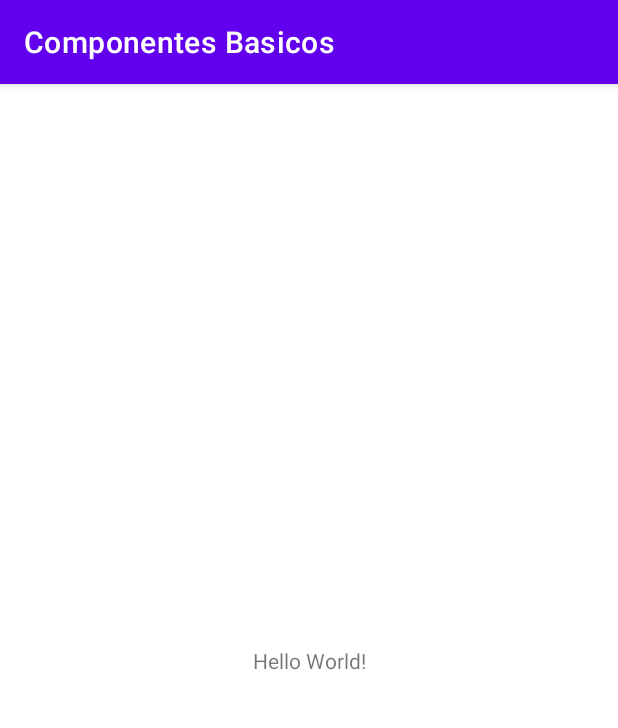
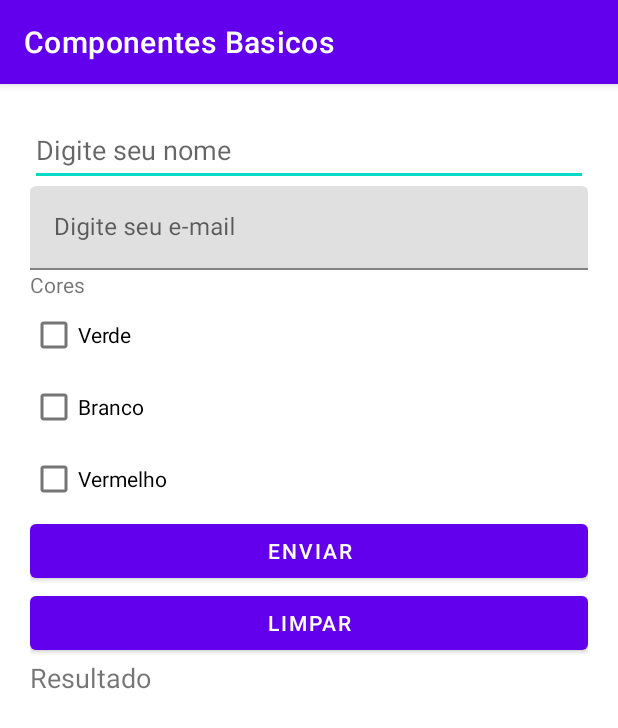
Before and after one commit to paulorabelo/basic-components, an Android app: the screen it shows after launch (MainActivity), on a phone screen of 412 x 824 dp. Shown: the top 728 px of the screen. Run offline under Robolectric (Android 15) with nearby library versions, the phone set to English and light mode, and no system bars.

Commit message:
Adicionado componentes básicos como caixa de texto, e-mail, check-boxes e botões enviar e limpar configurados para retornar valor digitado

```diff
--- a/app/src/main/java/br/com/mrgsoft/componentesbasicos/MainActivity.java
+++ b/app/src/main/java/br/com/mrgsoft/componentesbasicos/MainActivity.java
@@ -3,12 +3,75 @@ package br.com.mrgsoft.componentesbasicos;
 import androidx.appcompat.app.AppCompatActivity;
 
 import android.os.Bundle;
+import android.view.TextureView;
+import android.view.View;
+import android.widget.CheckBox;
+import android.widget.EditText;
+import android.widget.TextView;
+
+import com.google.android.material.textfield.TextInputEditText;
 
 public class MainActivity extends AppCompatActivity {
+
+    private EditText campoNome;
+    private TextInputEditText campoEmail;
+    private TextView textoResultado;
+
+    private CheckBox checkVerde, checkBranco, checkVermelho;
 
     @Override
     protected void onCreate(Bundle savedInstanceState) {
         super.onCreate(savedInstanceState);
         setContentView(R.layout.activity_main);
+
+        //Campo nome e e-mail
+        campoNome       = findViewById(R.id.editNome);
+        campoEmail      = findViewById(R.id.editEmail);
+        textoResultado  = findViewById(R.id.textResultado);
+
+        //Checkbox
+        checkVerde      = findViewById(R.id.checkVerde);
+        checkBranco     = findViewById(R.id.checkBranco);
+        checkVermelho   = findViewById(R.id.checkVermelho);
+
+    }
+    public void nomeEmail(){
+
+        String nome = campoNome.getText().toString();
+        String email = campoEmail.getText().toString();
+        textoResultado.setText( "nome: " + nome +" email: " + email);
+    }
+
+    public void checkbox(){
+
+        String texto = "";
+        if ( checkVerde.isChecked() ){
+            String corSelecionada = checkVerde.getText().toString();//Recuperando a cor do botão
+            texto = corSelecionada + " Selecionado - ";
+        }
+        if ( checkBranco.isChecked() ){
+            texto = texto + "Branco Selecionado - ";
+        }
+        if ( checkVermelho.isChecked() ){
+            texto = texto + "Vermelho Selecionado";
+        }
+
+        textoResultado.setText( texto );
+
+    }
+
+    public void enviar(View view){
+
+        checkbox();
+
+//        nomeEmail();
+
+    }
+
+    public void limpar(View view){
+
+        campoNome.setText("");
+        campoEmail.setText("");
+
     }
 }
--- a/app/src/main/res/layout/activity_main.xml
+++ b/app/src/main/res/layout/activity_main.xml
@@ -1,18 +1,77 @@
 <?xml version="1.0" encoding="utf-8"?>
-<androidx.constraintlayout.widget.ConstraintLayout xmlns:android="http://schemas.android.com/apk/res/android"
+<LinearLayout xmlns:android="http://schemas.android.com/apk/res/android"
     xmlns:app="http://schemas.android.com/apk/res-auto"
     xmlns:tools="http://schemas.android.com/tools"
     android:layout_width="match_parent"
     android:layout_height="match_parent"
+    android:orientation="vertical"
+    android:padding="20dp"
     tools:context=".MainActivity">
 
+    <EditText
+        android:id="@+id/editNome"
+        android:layout_width="match_parent"
+        android:layout_height="wrap_content"
+        android:ems="10"
+        android:hint="Digite seu nome"
+        android:inputType="textPersonName"
+        android:minHeight="48dp" />
+
+    <com.google.android.material.textfield.TextInputLayout
+        android:layout_width="match_parent"
+        android:layout_height="wrap_content">
+
+        <com.google.android.material.textfield.TextInputEditText
+            android:id="@+id/editEmail"
+            android:layout_width="match_parent"
+            android:layout_height="wrap_content"
+            android:hint="Digite seu e-mail" />
+
+    </com.google.android.material.textfield.TextInputLayout>
+
     <TextView
-        android:layout_width="wrap_content"
+        android:id="@+id/textView2"
+        android:layout_width="match_parent"
         android:layout_height="wrap_content"
-        android:text="Hello World!"
-        app:layout_constraintBottom_toBottomOf="parent"
-        app:layout_constraintLeft_toLeftOf="parent"
-        app:layout_constraintRight_toRightOf="parent"
-        app:layout_constraintTop_toTopOf="parent" />
+        android:text="Cores" />
 
-</androidx.constraintlayout.widget.ConstraintLayout>
+    <CheckBox
+        android:id="@+id/checkVerde"
+        android:layout_width="match_parent"
+        android:layout_height="wrap_content"
+        android:text="Verde" />
+
+    <CheckBox
+        android:id="@+id/checkBranco"
+        android:layout_width="match_parent"
+        android:layout_height="wrap_content"
+        android:text="Branco" />
+
+    <CheckBox
+        android:id="@+id/checkVermelho"
+        android:layout_width="match_parent"
+        android:layout_height="wrap_content"
+        android:text="Vermelho" />
+
+    <Button
+        android:id="@+id/button3"
+        android:layout_width="match_parent"
+        android:layout_height="wrap_content"
+        android:onClick="enviar"
+        android:text="Enviar" />
+
+    <Button
+        android:id="@+id/button"
+        android:layout_width="match_parent"
+        android:layout_height="wrap_content"
+        android:onClick="limpar"
+        android:text="Limpar" />
+
+    <TextView
+        android:id="@+id/textResultado"
+        android:layout_width="match_parent"
+        android:layout_height="wrap_content"
+        android:text="Resultado"
+        android:textSize="18sp" />
+
+</LinearLayout>
```
